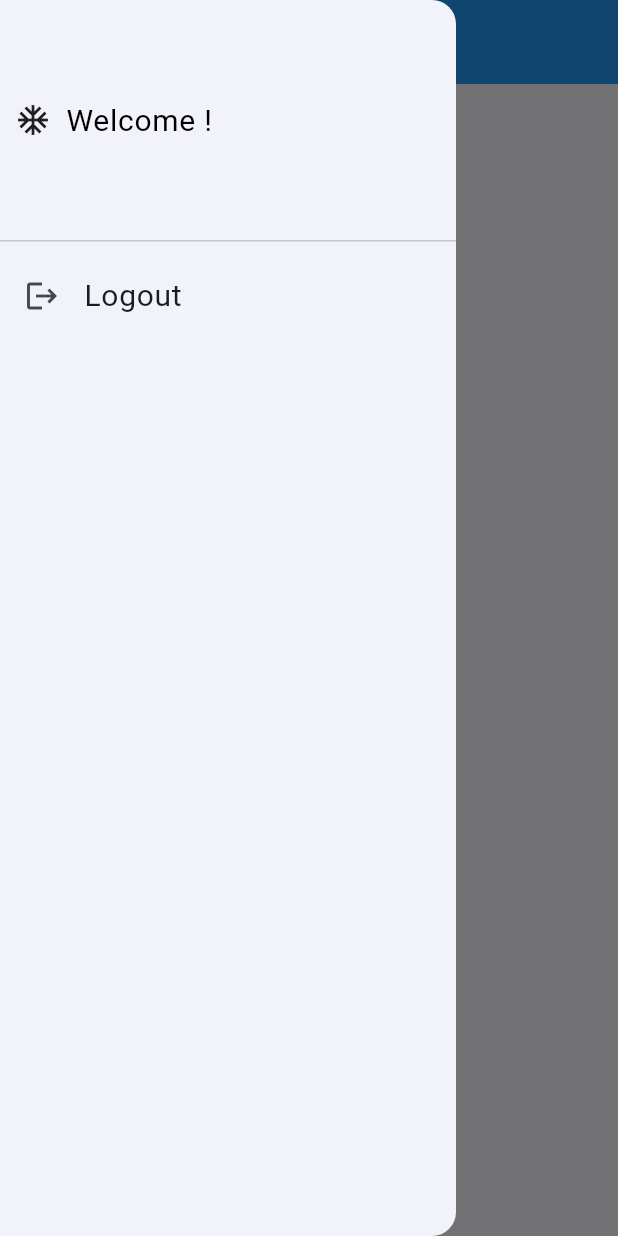
After one commit to notrayo/Tubonge-App, a Flutter app: the screen it shows once a user with an empty profile is signed in, in the side drawer, after a tap on "Logout", on a phone screen of 412 x 824 dp. The commit adds this screen. Run offline on Flutter 3.47's test engine with Material 2 defaults, Android fonts, the phone set to English and light mode, and no system bars; our stand-ins replace firebase_auth, firebase_core; accounts and stored records are empty.

Commit message:
logging in/out functionality done

```diff
--- /dev/null
+++ b/lib/Screens/chat_screen.dart
@@ -0,0 +1,25 @@
+import 'package:flutter/material.dart';
+import 'package:tubonge_app/Widgets/drawer.dart';
+import 'package:firebase_auth/firebase_auth.dart';
+
+class ChatScreen extends StatefulWidget {
+  const ChatScreen({super.key});
+
+  @override
+  State<ChatScreen> createState() => _ChatScreenState();
+}
+
+class _ChatScreenState extends State<ChatScreen> {
+  @override
+  Widget build(BuildContext context) {
+    return Scaffold(
+      appBar: AppBar(
+        title: const Text('Tubonge App'),
+      ),
+      drawer: const DrawerWidget(),
+      body: const Center(
+        child: Text('You are logged in!'),
+      ),
+    );
+  }
+}
--- a/lib/Screens/login_screen.dart
+++ b/lib/Screens/login_screen.dart
@@ -28,17 +28,20 @@ class _LoginScreenState extends State<LoginScreen> {
 
     //logic for what happens when user is in login or signup mode
 
-    if (_isLogin) {
-    } else {
-      try {
+    try {
+      if (_isLogin) {
+        // logging in logic
+        final userCredentials = await _firebase.signInWithEmailAndPassword(
+            email: _enteredEmail, password: _enteredPassword);
+      } else {
         final userCredentials = await _firebase.createUserWithEmailAndPassword(
             email: _enteredEmail, password: _enteredPassword);
-      } on FirebaseAuthException catch (e) {
-        if (e.code == 'email-already-in-use') {}
-        ScaffoldMessenger.of(context).clearSnackBars();
-        ScaffoldMessenger.of(context).showSnackBar(SnackBar(
-            content: Text(e.message ?? 'Authentication failed my boi')));
       }
+    } on FirebaseAuthException catch (e) {
+      if (e.code == 'email-already-in-use') {}
+      ScaffoldMessenger.of(context).clearSnackBars();
+      ScaffoldMessenger.of(context).showSnackBar(
+          SnackBar(content: Text(e.message ?? 'Authentication failed my boi')));
     }
   }
 
--- /dev/null
+++ b/lib/Screens/splash_screen.dart
@@ -0,0 +1,19 @@
+//loading screen when user logs in
+
+import 'package:flutter/material.dart';
+
+class SplashScreen extends StatelessWidget {
+  const SplashScreen({super.key});
+
+  @override
+  Widget build(BuildContext context) {
+    return Scaffold(
+      appBar: AppBar(
+        title: const Text('Tubonge App'),
+      ),
+      body: const Center(
+        child: Text('Loading .....'),
+      ),
+    );
+  }
+}
--- /dev/null
+++ b/lib/Widgets/drawer.dart
@@ -0,0 +1,34 @@
+import 'package:flutter/material.dart';
+import 'package:firebase_auth/firebase_auth.dart';
+
+class DrawerWidget extends StatelessWidget {
+  const DrawerWidget({super.key});
+
+  @override
+  Widget build(BuildContext context) {
+    return Drawer(
+      child: Column(
+        children: [
+          DrawerHeader(
+              padding: const EdgeInsets.all(10),
+              child: Row(
+                children: const [
+                  Icon(Icons.ac_unit),
+                  SizedBox(
+                    width: 10,
+                  ),
+                  Text('Welcome !'),
+                ],
+              )),
+          ListTile(
+            leading: const Icon(Icons.logout),
+            title: const Text('Logout'),
+            onTap: () {
+              FirebaseAuth.instance.signOut();
+            },
+          )
+        ],
+      ),
+    );
+  }
+}
--- a/lib/main.dart
+++ b/lib/main.dart
@@ -1,9 +1,11 @@
 import 'package:flutter/material.dart';
+import 'package:tubonge_app/Screens/chat_screen.dart';
 import 'package:tubonge_app/Screens/login_screen.dart';
-import './Screens/home_screen.dart';
+//import './Screens/home_screen.dart';
 
 import 'package:firebase_auth/firebase_auth.dart';
 import 'package:firebase_core/firebase_core.dart';
+import 'package:tubonge_app/Screens/splash_screen.dart';
 import 'firebase_options.dart';
 
 ThemeData lightTheme = ThemeData(
@@ -56,8 +58,22 @@ class MyApp extends StatelessWidget {
     return MaterialApp(
       title: 'Tubonge App',
       theme: lightTheme,
-      initialRoute: '/login',
-      routes: {'/login': (context) => const LoginScreen()},
+      //initialRoute: '/login',
+      // routes: {'/login': (context) => const LoginScreen()},
+
+      home: StreamBuilder(
+        stream: FirebaseAuth.instance.authStateChanges(),
+        builder: ((context, snapshot) {
+          if (snapshot.connectionState == ConnectionState.waiting) {
+            return const SplashScreen();
+          }
+          if (snapshot.hasData) {
+            return const ChatScreen();
+          }
+
+          return const LoginScreen();
+        }),
+      ),
     );
   }
 }
```
Also changed, not shown: lib/Screens/home_screen.dart (deleted, +0 -25 lines), lib/Screens/signup_screen.dart (deleted, +0 -22 lines).
